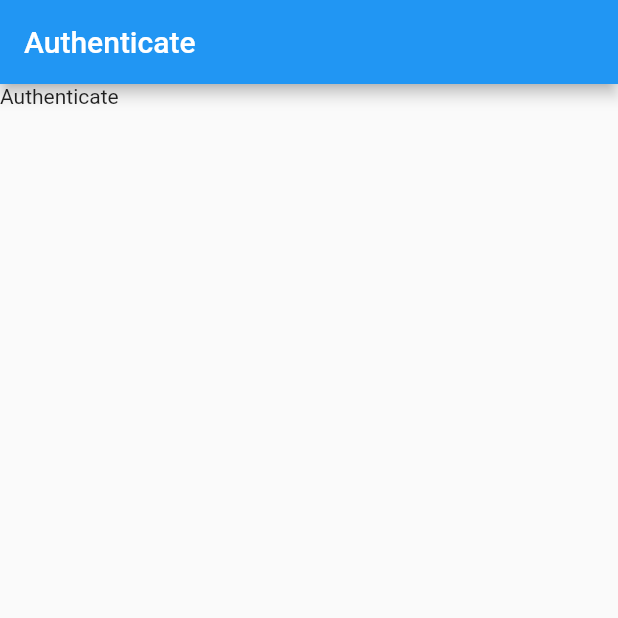
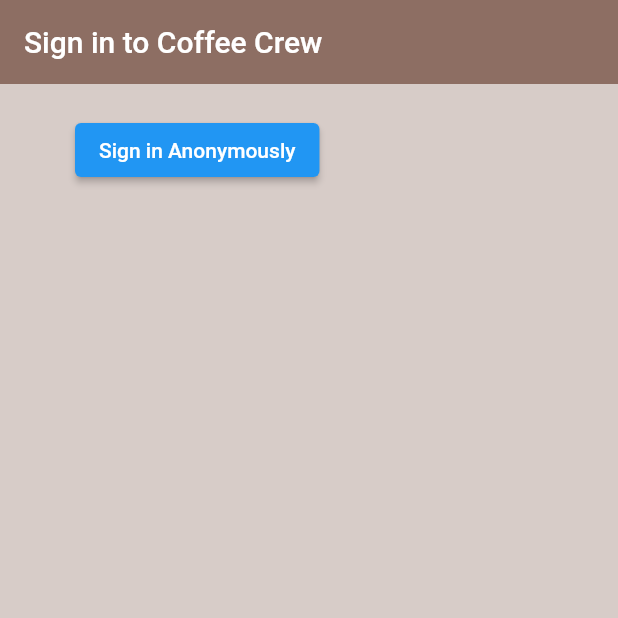
Before and after one commit to dulangakithmini/coffee-tracker, a Flutter app: the screen it shows after launch, on a phone screen of 412 x 824 dp, the top half of it. Run offline on Flutter 3.47's test engine with Material 2 defaults, Android fonts, the phone set to English and light mode, and no system bars; our stand-ins replace firebase_auth, firebase_core; accounts and stored records are empty.

Commit message:
Create SignIn screen and implement Sign in anonymously

```diff
--- a/lib/main.dart
+++ b/lib/main.dart
@@ -1,6 +1,9 @@
 import 'package:coffee_crew/app.dart';
+import 'package:firebase_core/firebase_core.dart';
 import 'package:flutter/material.dart';
 
-void main() {
+void main() async {
+  WidgetsFlutterBinding.ensureInitialized();
+  await Firebase.initializeApp();
   runApp(App());
 }
--- a/lib/screens/Authentication/authentication_screen.dart
+++ b/lib/screens/Authentication/authentication_screen.dart
@@ -1,3 +1,4 @@
+import 'package:coffee_crew/screens/Authentication/sign_in.dart';
 import 'package:flutter/material.dart';
 
 class AuthenticationScreen extends StatefulWidget {
@@ -8,13 +9,6 @@ class AuthenticationScreen extends StatefulWidget {
 class _AuthenticationScreenState extends State<AuthenticationScreen> {
   @override
   Widget build(BuildContext context) {
-    return MaterialApp(
-      home: Scaffold(
-        appBar: AppBar(
-          title: Text('Authenticate'),
-        ),
-        body: Text('Authenticate'),
-      ),
-    );
+    return SignIn();
   }
 }
--- /dev/null
+++ b/lib/screens/Authentication/sign_in.dart
@@ -0,0 +1,38 @@
+import 'package:coffee_crew/services/auth.dart';
+import 'package:flutter/material.dart';
+
+class SignIn extends StatefulWidget {
+  @override
+  _SignInState createState() => _SignInState();
+}
+
+class _SignInState extends State<SignIn> {
+  final AuthService _auth = AuthService();
+
+  @override
+  Widget build(BuildContext context) {
+    return Scaffold(
+      backgroundColor: Colors.brown[100],
+      appBar: AppBar(
+        backgroundColor: Colors.brown[400],
+        elevation: 0.0,
+        title: Text('Sign in to Coffee Crew'),
+      ),
+      body: Container(
+        padding: EdgeInsets.symmetric(vertical: 20.0, horizontal: 50.0),
+        child: ElevatedButton(
+          child: Text('Sign in Anonymously'),
+          onPressed: () async {
+            dynamic result = await _auth.signInAnon();
+            if (result == null) {
+              print('Error signing in!');
+            } else {
+              print('signed in');
+              print(result);
+            }
+          },
+        ),
+      ),
+    );
+  }
+}
--- a/lib/screens/wrapper.dart
+++ b/lib/screens/wrapper.dart
@@ -5,6 +5,8 @@ class Wrapper extends StatelessWidget {
   @override
   Widget build(BuildContext context) {
     /// return either home or aythentication
-    return AuthenticationScreen();
+    return MaterialApp(
+      home: AuthenticationScreen(),
+    );
   }
 }
--- a/pubspec.yaml
+++ b/pubspec.yaml
@@ -28,6 +28,7 @@ dependencies:
   # The following adds the Cupertino Icons font to your application.
   # Use with the CupertinoIcons class for iOS style icons.
   cupertino_icons: ^1.0.2
+  firebase_core: ^1.1.0
   cloud_firestore: ^1.0.7
   firebase_auth: ^2.0.0
 
```
Also changed, not shown: pubspec.lock.
